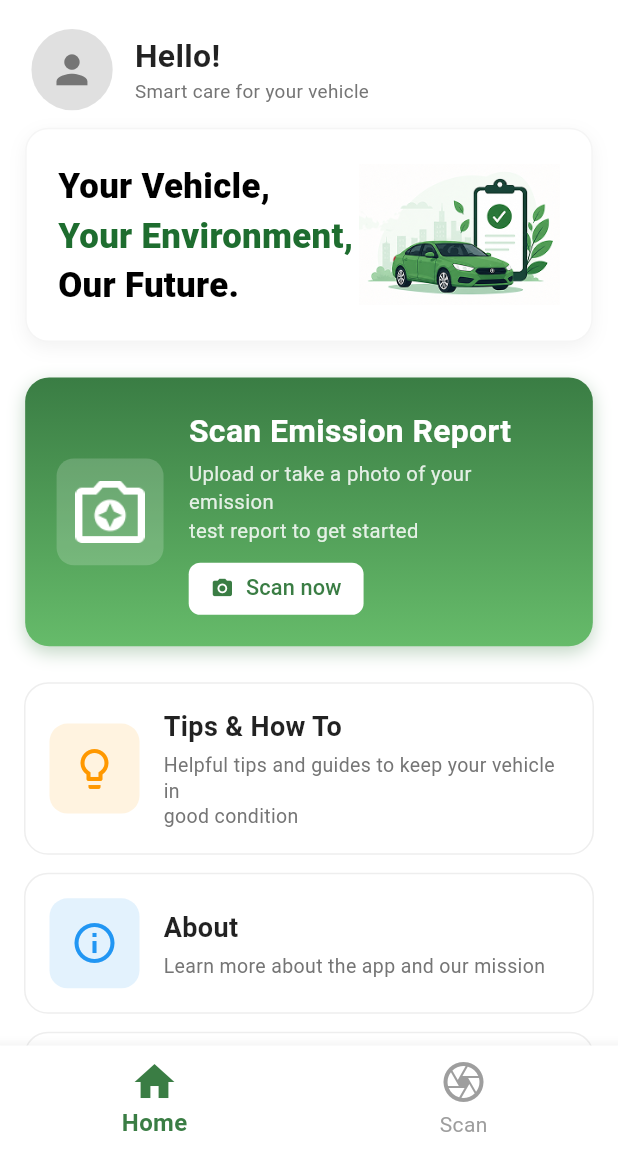
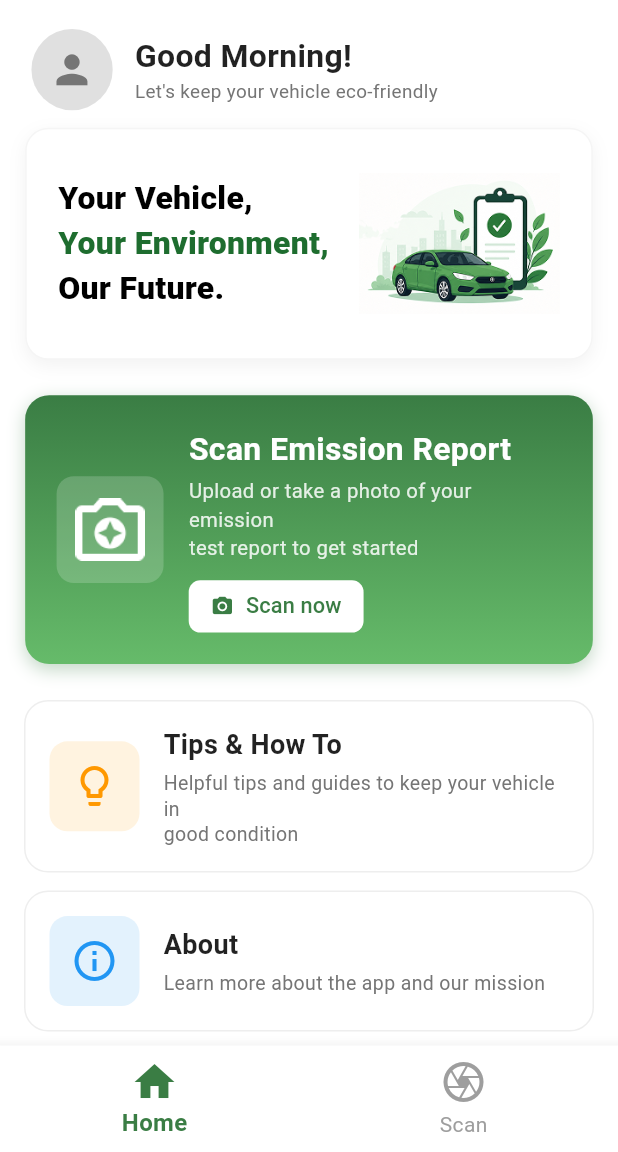
Before and after one commit to chaminipalliyaguru/EcoSense, a Flutter app: the GuestUserHomePage screen opened by its route, on a phone screen of 412 x 824 dp, the part 84-1236 px from its top. Run offline on Flutter 3.47's test engine with Material 3 defaults, Android fonts, the phone set to English and light mode, and no system bars; our stand-ins replace camera, flutter_screenutil, image_picker, permission_handler.

Commit message:
feat: implement authenticated and guest home screens with feature navigation widgets and plugin registration

```diff
--- a/lib/features/guestuser/guest_user_home_page.dart
+++ b/lib/features/guestuser/guest_user_home_page.dart
@@ -3,7 +3,6 @@ import '../home/widgets/top_app_bar.dart';
 import '../home/widgets/greeting_header.dart';
 import '../home/widgets/home_hero_section.dart';
 import '../home/widgets/scan_emission_card.dart';
-import '../home/widgets/quick_tips_section.dart';
 import '../Scan_upload_Report/scan_report_screen.dart';
 import 'guest_bottom_nav_bar.dart';
 import 'guest_feature_list.dart';
@@ -30,19 +29,12 @@ class _GuestUserHomePageState extends State<GuestUserHomePage> {
           children: [
             const GreetingHeader(
               userName: '',
-              subtitle: 'Smart care for your vehicle',
             ),
             const HomeHeroSection(),
             const SizedBox(height: 12),
             ScanEmissionCard(primaryGreen: _primaryGreen),
             const SizedBox(height: 24),
             const GuestFeatureList(),
-            const SizedBox(height: 32),
-            QuickTipsSection(
-              primaryGreen: _primaryGreen,
-              isGuest: true,
-            ),
-            const SizedBox(height: 40),
           ],
         ),
       ),
--- a/lib/features/home/home_screen_signup_login.dart
+++ b/lib/features/home/home_screen_signup_login.dart
@@ -6,7 +6,6 @@ import 'widgets/greeting_header.dart';
 import 'widgets/home_hero_section.dart';
 import 'widgets/scan_emission_card.dart';
 import 'widgets/feature_grid.dart';
-import 'widgets/quick_tips_section.dart';
 import '../Scan_upload_Report/scan_report_screen.dart';
 
 class HomeScreenSignupLogin extends StatefulWidget {
@@ -34,8 +33,6 @@ class _HomeScreenSignupLoginState extends State<HomeScreenSignupLogin> {
             ScanEmissionCard(primaryGreen: _primaryGreen),
             SizedBox(height: 20.h),
             const FeatureGrid(),
-            SizedBox(height: 24.h),
-            QuickTipsSection(primaryGreen: _primaryGreen),
             SizedBox(height: 32.h),
           ],
         ),
--- a/lib/features/home/widgets/greeting_header.dart
+++ b/lib/features/home/widgets/greeting_header.dart
@@ -8,8 +8,21 @@ class GreetingHeader extends StatelessWidget {
   const GreetingHeader({
     super.key,
     required this.userName,
-    this.subtitle = 'Smart care for your vehicle',
+    this.subtitle = "Let's keep your vehicle eco-friendly",
   });
+
+  String _getGreeting() {
+    final hour = DateTime.now().hour;
+    if (hour >= 5 && hour < 12) {
+      return 'Good Morning';
+    } else if (hour >= 12 && hour < 17) {
+      return 'Good Afternoon';
+    } else if (hour >= 17 && hour < 21) {
+      return 'Good Evening';
+    } else {
+      return 'Good Night';
+    }
+  }
 
   @override
   Widget build(BuildContext context) {
@@ -32,7 +45,9 @@ class GreetingHeader extends StatelessWidget {
             crossAxisAlignment: CrossAxisAlignment.start,
             children: [
               Text(
-                userName.isEmpty ? 'Hello!' : 'Hello, $userName!',
+                userName.isEmpty
+                    ? '${_getGreeting()}!'
+                    : '${_getGreeting()}, $userName!',
                 style: TextStyle(
                   fontSize: 22.sp,
                   fontWeight: FontWeight.bold,
--- a/lib/features/home/widgets/home_hero_section.dart
+++ b/lib/features/home/widgets/home_hero_section.dart
@@ -1,8 +1,77 @@
+import 'dart:async';
 import 'package:flutter/material.dart';
 import 'package:flutter_screenutil/flutter_screenutil.dart';
 
-class HomeHeroSection extends StatelessWidget {
+class HomeHeroSection extends StatefulWidget {
   const HomeHeroSection({super.key});
+
+  @override
+  State<HomeHeroSection> createState() => _HomeHeroSectionState();
+}
+
+class _HomeHeroSectionState extends State<HomeHeroSection> {
+  late PageController _pageController;
+  int _realIndex = 1000; // Start at a large index for "infinite" feel
+  Timer? _timer;
+
+  final List<Map<String, dynamic>> _slides = [
+    {
+      'type': 'hero',
+      'line1': 'Your Vehicle,',
+      'line2': 'Your Environment,',
+      'line3': 'Our Future.',
+      'image': 'assets/images/home/home-your-vehical.png',
+    },
+    {
+      'type': 'tip',
+      'title': 'Regular',
+      'subtitle': 'Maintenance',
+      'detail': 'Service your vehicle regularly for better performance',
+      'icon': Icons.build_outlined,
+    },
+    {
+      'type': 'tip',
+      'title': 'Check',
+      'subtitle': 'Emissions',
+      'detail': 'Keep your emissions in check for cleaner environment',
+      'icon': Icons.eco_outlined,
+    },
+    {
+      'type': 'tip',
+      'title': 'Drive',
+      'subtitle': 'Smart',
+      'detail': 'Avoid idling and drive smoothly to reduce emissions',
+      'icon': Icons.speed_outlined,
+    },
+  ];
+
+  @override
+  void initState() {
+    super.initState();
+    // Initialize controller at the real index
+    _pageController = PageController(initialPage: _realIndex);
+    _startTimer();
+  }
+
+  @override
+  void dispose() {
+    _timer?.cancel();
+    _pageController.dispose();
+    super.dispose();
+  }
+
+  void _startTimer() {
+    _timer = Timer.periodic(const Duration(seconds: 3), (timer) {
+      if (_pageController.hasClients) {
+        _realIndex++;
+        _pageController.animateToPage(
+          _realIndex,
+          duration: const Duration(milliseconds: 500),
+          curve: Curves.easeInOut,
+        );
+      }
+    });
+  }
 
   @override
   Widget build(BuildContext context) {
@@ -11,6 +80,7 @@ class HomeHeroSection extends StatelessWidget {
     return Padding(
       padding: EdgeInsets.symmetric(horizontal: 16.w, vertical: 12.h),
       child: Container(
+        height: 160.h, // Fixed height for consistent layout
         padding: EdgeInsets.all(20.w),
         decoration: BoxDecoration(
           color: Colors.white,
@@ -24,56 +94,111 @@ class HomeHeroSection extends StatelessWidget {
           ],
           border: Border.all(color: Colors.grey.shade100),
         ),
-        child: Row(
+        child: PageView.builder(
+          controller: _pageController,
+          onPageChanged: (index) {
+            _realIndex = index;
+          },
+          // No itemCount for "infinite" scroll
+          itemBuilder: (context, index) {
+            final slide = _slides[index % _slides.length];
+            return Row(
               children: [
                 // Left Side: Text
                 Expanded(
                   flex: 3,
                   child: Column(
                     crossAxisAlignment: CrossAxisAlignment.start,
-                mainAxisSize: MainAxisSize.min,
-                children: [
+                    mainAxisAlignment: MainAxisAlignment.center,
+                    children: _buildSlideContent(slide, primaryGreen),
+                  ),
+                ),
+                // Right Side: Image or Icon
+                Expanded(
+                  flex: 2,
+                  child: slide['type'] == 'hero'
+                      ? Image.asset(
+                          slide['image'],
+                          fit: BoxFit.contain,
+                        )
+                      : Container(
+                          alignment: Alignment.centerRight,
+                          child: Icon(
+                            slide['icon'],
+                            size: 80.sp,
+                            color: primaryGreen.withValues(alpha: 0.15),
+                          ),
+                        ),
+                ),
+              ],
+            );
+          },
+        ),
+      ),
+    );
+  }
+
+  List<Widget> _buildSlideContent(Map<String, dynamic> slide, Color primaryGreen) {
+    if (slide['type'] == 'hero') {
+      return [
         Text(
-                    'Your Vehicle,',
+          slide['line1'],
           style: TextStyle(
-                      fontSize: 24.sp,
+            fontSize: 22.sp,
             fontWeight: FontWeight.w900,
             color: Colors.black,
             letterSpacing: 0.2,
           ),
         ),
         Text(
-                    'Your Environment,',
+          slide['line2'],
           style: TextStyle(
-                      fontSize: 24.sp,
+            fontSize: 22.sp,
             fontWeight: FontWeight.w900,
             color: primaryGreen,
             letterSpacing: 0.2,
           ),
         ),
         Text(
-                    'Our Future.',
+          slide['line3'],
           style: TextStyle(
-                      fontSize: 24.sp,
+            fontSize: 22.sp,
             fontWeight: FontWeight.w900,
             color: Colors.black,
             letterSpacing: 0.2,
           ),
         ),
-                ],
+      ];
+    } else {
+      return [
+        Text(
+          slide['title'],
+          style: TextStyle(
+            fontSize: 20.sp,
+            fontWeight: FontWeight.w900,
+            color: Colors.black,
+            letterSpacing: 0.2,
           ),
         ),
-            // Right Side: Image
-            Expanded(
-              flex: 2,
-              child: Image.asset(
-                'assets/images/home/home-your-vehical.png',
-                fit: BoxFit.contain,
+        Text(
+          slide['subtitle'],
+          style: TextStyle(
+            fontSize: 20.sp,
+            fontWeight: FontWeight.w900,
+            color: primaryGreen,
+            letterSpacing: 0.2,
           ),
         ),
-          ],
+        SizedBox(height: 4.h),
+        Text(
+          slide['detail'],
+          style: TextStyle(
+            fontSize: 14.sp,
+            color: Colors.grey.shade600,
+            height: 1.2,
           ),
         ),
-    );
+      ];
     }
   }
+}
```
Also changed, not shown: lib/features/home/widgets/feature_grid.dart (+5 -5 lines), lib/features/home/widgets/quick_tips_section.dart (deleted, +0 -120 lines). Lines whose indentation alone changed are shown as unchanged.
